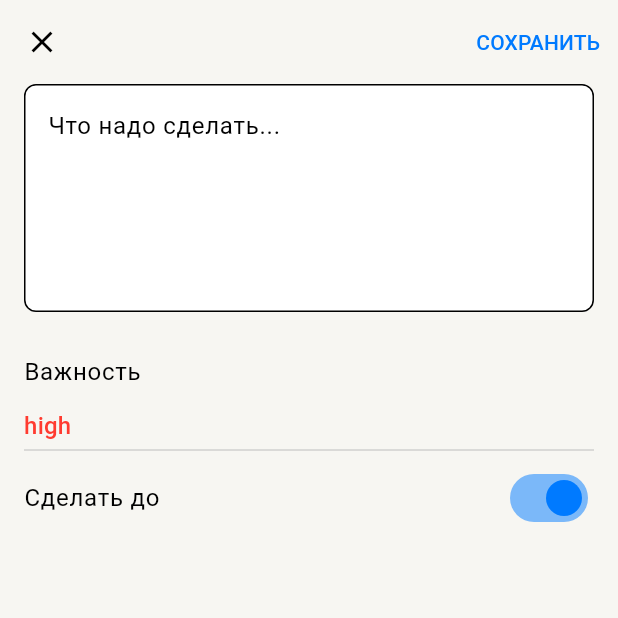
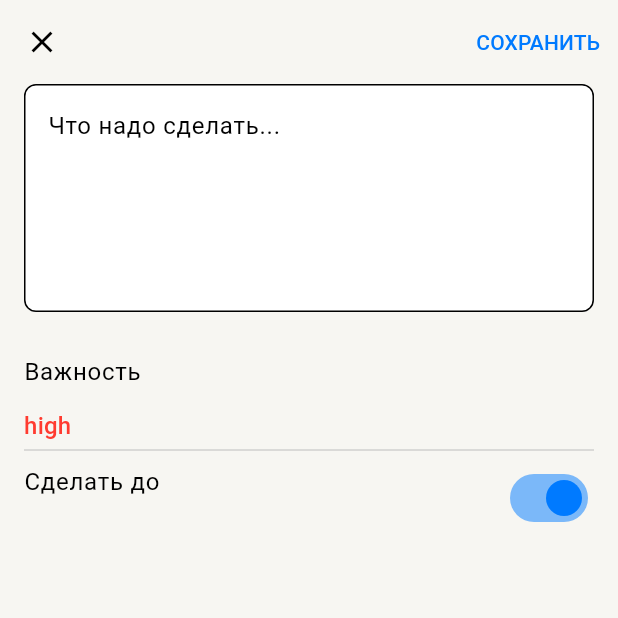
Before and after one commit to truefalsemary/Flutter-todo-app, a Flutter app: the screen it shows after launch, after a tap on the "info" icon, on a phone screen of 412 x 824 dp, the top half of it. Run offline on Flutter 3.47's test engine with Material 3 defaults, Android fonts, the phone set to English and light mode, and no system bars; our stand-ins replace equatable, flutter_bloc.

Commit message:
fix: delete useless

```diff
--- a/lib/ui/todo_screen.dart
+++ b/lib/ui/todo_screen.dart
@@ -1,9 +1,11 @@
 import 'package:flutter/material.dart';
 import 'package:flutter_todo_app/data/todo_entity.dart';
 import 'package:flutter_todo_app/domain/many_todos_bloc/many_todos_bloc.dart';
-import 'package:flutter_todo_app/domain/todo_bloc/one_todo_notifier.dart';
 import 'package:flutter_todo_app/ui/app_material_wrapper.dart';
+import 'package:intl/intl.dart';
 import 'package:provider/provider.dart';
+
+import '../domain/todo_notifier/one_todo_notifier.dart';
 
 class TodoScreen extends StatelessWidget {
   const TodoScreen({super.key});
@@ -27,6 +29,8 @@ class TodoScreen extends StatelessWidget {
       },
       child: Builder(builder: (context) {
         final readTodoNotifier = context.read<TodoNotifier>();
+        final watchTodoNotifier = context.watch<TodoNotifier>();
+
         return Scaffold(
             backgroundColor: Theme.of(context).colorScheme.surface,
             appBar: AppBar(
@@ -124,19 +128,21 @@ class TodoScreen extends StatelessWidget {
                               .read<TodoNotifier>()
                               .onChangePrority(priority),
                         ),
-                        // child: Text(context
-                        //     .watch<TodoNotifier>()
-                        //     .todo
-                        //     .priority
-                        //     .parseToString())),
-                        // Divider(color: Colors.grey.withOpacity(0.4)),
 
                         Row(
                           mainAxisAlignment: MainAxisAlignment.spaceBetween,
                           children: [
-                            Text(
-                              'Сделать до',
-                              style: Theme.of(context).textTheme.bodyLarge,
+                            Column(
+                              children: [
+                                Text(
+                                  'Сделать до',
+                                  style: Theme.of(context).textTheme.bodyLarge,
+                                ),
+                                Text(
+                                  formatDate(watchTodoNotifier.todo.deadline) ?? '',
+                                    style: TextStyle(color: Theme.of(context).colorScheme.secondary),
+                                ),
+                              ],
                             ),
                             Switch(
                                 activeColor:
@@ -174,4 +180,11 @@ class TodoScreen extends StatelessWidget {
       }),
     );
   }
+
+  String? formatDate(DateTime? dateTime){
+    if (dateTime != null) {
+      DateFormat('yyyy-MM-dd').format(dateTime);
+    }
+    return null;
+  }
 }
--- a/pubspec.yaml
+++ b/pubspec.yaml
@@ -18,6 +18,7 @@ dependencies:
   logging: ^1.2.0
   spider: ^4.2.2
   provider: ^6.1.2
+  intl: ^0.19.0
 
 dev_dependencies:
   flutter_test:
```
Also changed, not shown: lib/domain/todo_bloc/one_todo_bloc.dart (deleted, +0 -37 lines), lib/domain/todo_bloc/one_todo_event.dart (deleted, +0 -28 lines), lib/domain/todo_bloc/one_todo_state.dart (deleted, +0 -30 lines), lib/domain/todo_bloc/one_todo_cubit.dart (deleted), lib/domain/todo_notifier/one_todo_notifier.dart (renamed from lib/domain/todo_bloc/one_todo_notifier.dart), pubspec.lock.
